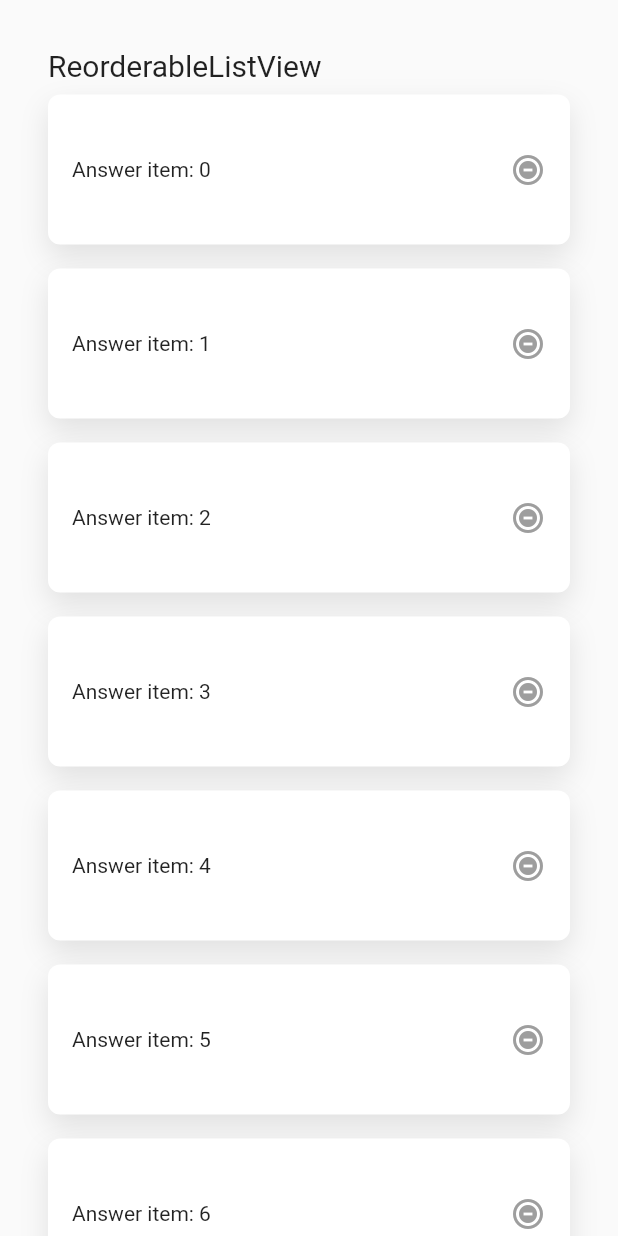
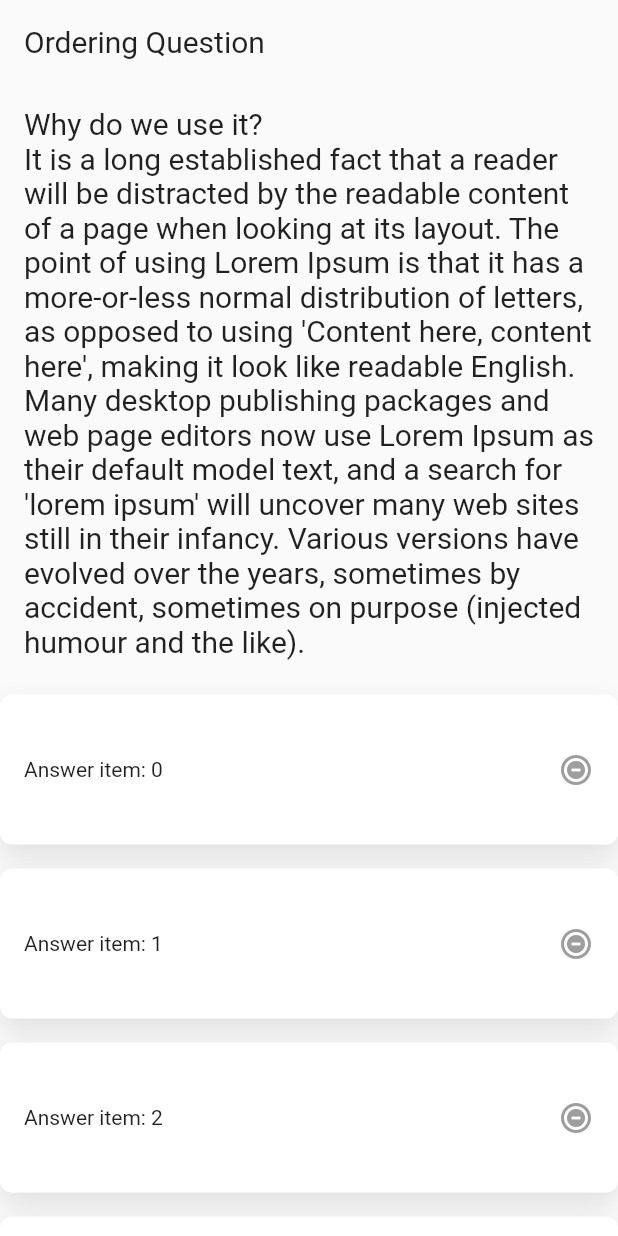
Before and after one commit to Nhinlee/Test-Flutter-Features, a Flutter app: the screen it shows after launch, on a phone screen of 412 x 824 dp. Run offline on Flutter 3.47's test engine with Material 2 defaults, Android fonts, the phone set to English and light mode, and no system bars; our stand-ins replace device_info_plus, dio, file_picker, permission_handler, reorderables; missing offline and left inert: dart:html, drag_and_drop_lists, external_path, flutter_downloader, flutter_file_downloader.

Commit message:
Solved problem with SliverReorderableList

```diff
--- a/test_new_feature/lib/test_flutter_reorderable_list_view.dart
+++ b/test_new_feature/lib/test_flutter_reorderable_list_view.dart
@@ -17,30 +17,35 @@
   @override
   Widget build(BuildContext context) {
     return Scaffold(
-      body: SingleChildScrollView(
+      body: CustomScrollView(
         controller: controller,
-        child: Column(
-          children: [
-            _buildReorderableList(),
-          ],
-        ),
-      ),
-    );
-  }
-
-  _buildReorderableList() {
-    return ReorderableListView(
-      scrollController: controller,
-      header: const Text(
-        'ReorderableListView',
+        slivers: [
+          SliverToBoxAdapter(
+            child: Container(
+              padding: const EdgeInsets.all(16),
+              child: const Text(
+                'Ordering Question',
                 style: TextStyle(
                   fontSize: 20,
                 ),
               ),
-      padding: const EdgeInsets.all(32),
-      children: <Widget>[
-        for (int index = 0; index < _items.length; index++)
-          ReorderableDragStartListener(
+            ),
+          ),
+          SliverToBoxAdapter(
+            child: Container(
+              padding: const EdgeInsets.all(16),
+              child: const Text(
+                '''Why do we use it?
+It is a long established fact that a reader will be distracted by the readable content of a page when looking at its layout. The point of using Lorem Ipsum is that it has a more-or-less normal distribution of letters, as opposed to using 'Content here, content here', making it look like readable English. Many desktop publishing packages and web page editors now use Lorem Ipsum as their default model text, and a search for 'lorem ipsum' will uncover many web sites still in their infancy. Various versions have evolved over the years, sometimes by accident, sometimes on purpose (injected humour and the like).''',
+                style: TextStyle(
+                  fontSize: 20,
+                ),
+              ),
+            ),
+          ),
+          SliverReorderableList(
+            itemBuilder: (context, index) {
+              return ReorderableDragStartListener(
                 index: index,
                 key: Key('Answer item: $index'),
                 child: Padding(
@@ -50,9 +55,18 @@
                     text: 'Answer item: ${_items[index]}',
                   ),
                 ),
+              );
+            },
+            itemCount: _items.length,
+            onReorder: _onReorder,
+            proxyDecorator: _proxyDecorator,
+          )
+        ],
       ),
-      ],
-      onReorder: (int oldIndex, int newIndex) {
+    );
+  }
+
+  _onReorder(int oldIndex, int newIndex) {
     if (newIndex > oldIndex) {
       newIndex--;
     }
@@ -60,10 +74,9 @@
       final int item = _items.removeAt(oldIndex);
       _items.insert(newIndex, item);
     });
-      },
-      buildDefaultDragHandles: false,
-      shrinkWrap: true,
-      proxyDecorator: (child, index, animation) {
+  }
+
+  Widget _proxyDecorator(Widget child, int index, Animation<double> animation) {
     return Padding(
       padding: const EdgeInsets.symmetric(vertical: 8),
       child: ChoiceItem(
@@ -72,7 +85,5 @@
         active: true,
       ),
     );
-      },
-    );
   }
 }
```
Lines whose indentation alone changed are shown as unchanged.
